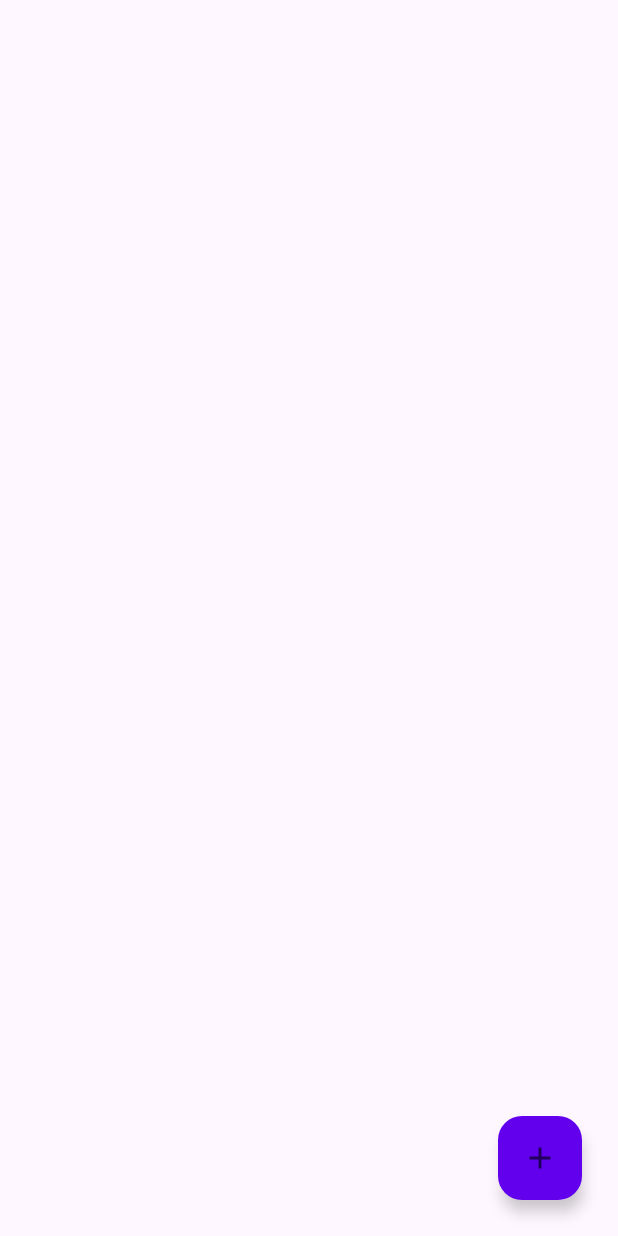
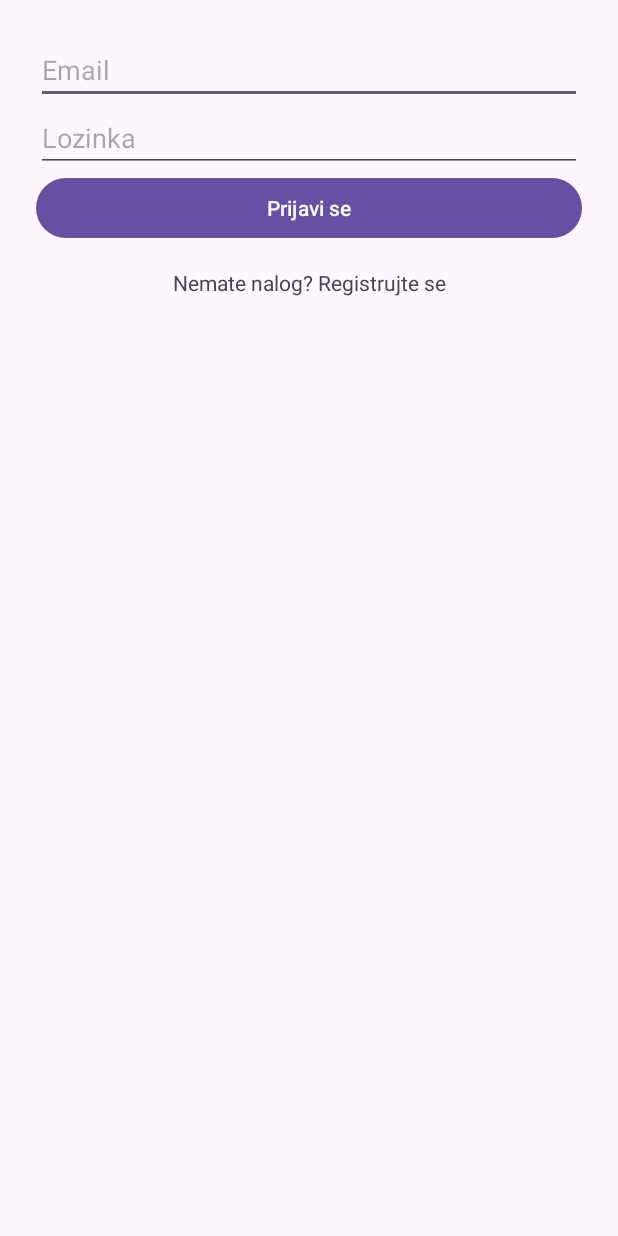
Before and after one commit to maricarijana/e2-ma-tim28-2025, an Android app: the screen it shows after launch (MainActivity before the commit, AuthActivity after it), on a phone screen of 412 x 824 dp. Run offline under Robolectric (Android 15) with nearby library versions, the light colour scheme and no system bars; our stand-ins replace Firebase (no records; nobody signed in at launch, a user with empty details on screens opened directly).

Commit message:
Added login and registration

```diff
--- a/app/src/main/AndroidManifest.xml
+++ b/app/src/main/AndroidManifest.xml
@@ -11,8 +11,9 @@
         android:roundIcon="@mipmap/ic_launcher_round"
         android:supportsRtl="true"
         android:theme="@style/Theme.TeamGame28">
+        <activity android:name=".activities.AuthActivity" />
         <activity
-            android:name=".MainActivity"
+            android:name=".activities.MainActivity"
             android:exported="true">
             <intent-filter>
                 <action android:name="android.intent.action.MAIN" />
--- a/app/src/main/java/com/example/teamgame28/MainActivity.java
+++ /dev/null
@@ -1,48 +0,0 @@
-package com.example.teamgame28;
-
-import android.os.Bundle;
-import android.util.Log;
-
-import androidx.activity.EdgeToEdge;
-import androidx.appcompat.app.AppCompatActivity;
-import androidx.core.graphics.Insets;
-import androidx.core.view.ViewCompat;
-import androidx.core.view.WindowInsetsCompat;
-
-import com.example.teamgame28.fragments.CreateTaskFragment;
-import com.example.teamgame28.fragments.TaskListFragment;
-import com.example.teamgame28.model.Task;
-import com.example.teamgame28.model.TaskCategory;
-import com.example.teamgame28.model.TaskStatus;
-import com.example.teamgame28.repository.TaskCategoryRepository;
-import com.example.teamgame28.repository.TaskRepository;
-import com.google.android.material.floatingactionbutton.FloatingActionButton;
-
-import java.util.Date;
-
-public class MainActivity extends AppCompatActivity {
-
-    @Override
-    protected void onCreate(Bundle savedInstanceState) {
-        super.onCreate(savedInstanceState);
-        setContentView(R.layout.activity_main);
-
-        // 🔹 Prikaži listu zadataka pri pokretanju
-        if (savedInstanceState == null) {
-            getSupportFragmentManager()
-                    .beginTransaction()
-                    .replace(R.id.fragment_container, new TaskListFragment())
-                    .commit();
-        }
-
-        // 🔹 Na klik FAB-a otvori formu za kreiranje zadatka
-        FloatingActionButton fab = findViewById(R.id.fab_add_task);
-        fab.setOnClickListener(v -> {
-            getSupportFragmentManager()
-                    .beginTransaction()
-                    .replace(R.id.fragment_container, new CreateTaskFragment())
-                    .addToBackStack(null)
-                    .commit();
-        });
-    }
-}
--- /dev/null
+++ b/app/src/main/java/com/example/teamgame28/activities/AuthActivity.java
@@ -0,0 +1,22 @@
+package com.example.teamgame28.activities;
+
+import android.os.Bundle;
+import androidx.appcompat.app.AppCompatActivity;
+import com.example.teamgame28.R;
+import com.example.teamgame28.fragments.LoginFragment;
+
+public class AuthActivity extends AppCompatActivity {
+
+    @Override
+    protected void onCreate(Bundle savedInstanceState) {
+        super.onCreate(savedInstanceState);
+        setContentView(R.layout.activity_auth);
+
+        if (savedInstanceState == null) {
+            getSupportFragmentManager()
+                    .beginTransaction()
+                    .replace(R.id.auth_fragment_container, new LoginFragment())
+                    .commit();
+        }
+    }
+}
--- /dev/null
+++ b/app/src/main/java/com/example/teamgame28/activities/MainActivity.java
@@ -0,0 +1,84 @@
+package com.example.teamgame28.activities;
+
+import android.content.Intent;
+import android.os.Bundle;
+import android.view.Menu;
+import android.view.MenuItem;
+import android.widget.Toast;
+
+import androidx.annotation.NonNull;
+import androidx.appcompat.app.AppCompatActivity;
+
+import com.example.teamgame28.R;
+import com.example.teamgame28.fragments.CreateTaskFragment;
+import com.example.teamgame28.fragments.TaskListFragment;
+import com.example.teamgame28.service.UserService;
+import com.google.android.material.floatingactionbutton.FloatingActionButton;
+import com.google.firebase.auth.FirebaseAuth;
+import com.google.firebase.auth.FirebaseUser;
+import androidx.appcompat.widget.Toolbar;
+public class MainActivity extends AppCompatActivity {
+    private FirebaseAuth auth;
+
+    @Override
+    protected void onCreate(Bundle savedInstanceState) {
+        super.onCreate(savedInstanceState);
+        setContentView(R.layout.activity_main);
+
+        Toolbar toolbar = findViewById(R.id.topAppBar);
+        setSupportActionBar(toolbar);
+
+        auth = FirebaseAuth.getInstance();
+        FirebaseUser currentUser = auth.getCurrentUser();
+
+        if (currentUser== null) {
+            startActivity(new Intent(this, AuthActivity.class));
+            finish();
+            return;
+        }
+        // 🔹 Prikaži listu zadataka pri pokretanju
+        if (savedInstanceState == null) {
+            getSupportFragmentManager()
+                    .beginTransaction()
+                    .replace(R.id.fragment_container, new TaskListFragment())
+                    .commit();
+        }
+
+        // 🔹 Na klik FAB-a otvori formu za kreiranje zadatka
+        FloatingActionButton fab = findViewById(R.id.fab_add_task);
+        fab.setOnClickListener(v -> {
+            getSupportFragmentManager()
+                    .beginTransaction()
+                    .replace(R.id.fragment_container, new CreateTaskFragment())
+                    .addToBackStack(null)
+                    .commit();
+        });
+    }
+    @Override
+    public boolean onCreateOptionsMenu(Menu menu) {
+        getMenuInflater().inflate(R.menu.main_menu, menu);
+        return true;
+    }
+
+    @Override
+    public boolean onOptionsItemSelected(@NonNull MenuItem item) {
+        if (item.getItemId() == R.id.action_logout) {
+            // pozovi UserService koji već koristiš
+            UserService userService = new UserService();
+            userService.logout();
+
+            Toast.makeText(this, "Uspešno ste se odjavili.", Toast.LENGTH_SHORT).show();
+
+            // prebaci korisnika na login ekran
+            Intent intent = new Intent(this, AuthActivity.class);
+            intent.setFlags(Intent.FLAG_ACTIVITY_NEW_TASK | Intent.FLAG_ACTIVITY_CLEAR_TASK);
+            startActivity(intent);
+            finish();
+
+            return true;
+        }
+        return super.onOptionsItemSelected(item);
+    }
+
+
+}
--- /dev/null
+++ b/app/src/main/java/com/example/teamgame28/fragments/LoginFragment.java
@@ -0,0 +1,62 @@
+package com.example.teamgame28.fragments;
+
+import android.content.Intent;
+import android.os.Bundle;
+import android.view.LayoutInflater;
+import android.view.View;
+import android.view.ViewGroup;
+import android.widget.Button;
+import android.widget.EditText;
+import android.widget.TextView;
+import android.widget.Toast;
+
+import androidx.annotation.NonNull;
+import androidx.annotation.Nullable;
+import androidx.fragment.app.Fragment;
+import androidx.lifecycle.ViewModelProvider;
+
+import com.example.teamgame28.R;
+import com.example.teamgame28.activities.MainActivity;
+import com.example.teamgame28.viewmodels.UserViewModel;
+
+public class LoginFragment extends Fragment {
+
+    private UserViewModel userViewModel;
+
+    @Nullable
+    @Override
+    public View onCreateView(@NonNull LayoutInflater inflater, @Nullable ViewGroup container,
+                             @Nullable Bundle savedInstanceState) {
+        View view = inflater.inflate(R.layout.fragment_login, container, false);
+
+        EditText emailInput = view.findViewById(R.id.editTextEmail);
+        EditText passwordInput = view.findViewById(R.id.editTextPassword);
+        Button loginButton = view.findViewById(R.id.buttonLogin);
+        TextView registerLink = view.findViewById(R.id.textRegister);
+
+        userViewModel = new ViewModelProvider(requireActivity()).get(UserViewModel.class);
+
+        loginButton.setOnClickListener(v -> {
+            String email = emailInput.getText().toString().trim();
+            String password = passwordInput.getText().toString().trim();
+
+            userViewModel.loginUser(email, password)
+                    .addOnSuccessListener(msg -> {
+                        Toast.makeText(getContext(), msg, Toast.LENGTH_SHORT).show();
+                        startActivity(new Intent(getActivity(), MainActivity.class));
+                        requireActivity().finish();
+                    })
+                    .addOnFailureListener(e -> Toast.makeText(getContext(), e.getMessage(), Toast.LENGTH_SHORT).show());
+        });
+
+        registerLink.setOnClickListener(v -> {
+            requireActivity().getSupportFragmentManager()
+                    .beginTransaction()
+                    .replace(R.id.auth_fragment_container, new RegisterFragment())
+                    .addToBackStack(null)
+                    .commit();
+        });
+
+        return view;
+    }
+}
--- /dev/null
+++ b/app/src/main/res/layout/activity_auth.xml
@@ -0,0 +1,4 @@
+<FrameLayout xmlns:android="http://schemas.android.com/apk/res/android"
+    android:id="@+id/auth_fragment_container"
+    android:layout_width="match_parent"
+    android:layout_height="match_parent" />
--- /dev/null
+++ b/app/src/main/res/layout/fragment_login.xml
@@ -0,0 +1,34 @@
+<LinearLayout xmlns:android="http://schemas.android.com/apk/res/android"
+    android:orientation="vertical"
+    android:padding="24dp"
+    android:layout_width="match_parent"
+    android:layout_height="match_parent">
+
+    <EditText
+        android:id="@+id/editTextEmail"
+        android:hint="Email"
+        android:layout_width="match_parent"
+        android:layout_height="wrap_content" />
+
+    <EditText
+        android:id="@+id/editTextPassword"
+        android:hint="Lozinka"
+        android:inputType="textPassword"
+        android:layout_width="match_parent"
+        android:layout_height="wrap_content" />
+
+    <Button
+        android:id="@+id/buttonLogin"
+        android:text="Prijavi se"
+        android:layout_width="match_parent"
+        android:layout_height="wrap_content" />
+
+    <TextView
+        android:id="@+id/textRegister"
+        android:text="Nemate nalog? Registrujte se"
+        android:textAlignment="center"
+        android:layout_width="match_parent"
+        android:layout_height="wrap_content"
+        android:paddingTop="16dp" />
+
+</LinearLayout>
--- /dev/null
+++ b/app/src/main/res/menu/main_menu.xml
@@ -0,0 +1,7 @@
+<menu xmlns:android="http://schemas.android.com/apk/res/android"
+    xmlns:app="http://schemas.android.com/apk/res-auto">
+    <item
+        android:id="@+id/action_logout"
+        android:title="Odjavi se"
+        app:showAsAction="ifRoom|withText" />
+</menu>
--- a/gradle/libs.versions.toml
+++ b/gradle/libs.versions.toml
@@ -11,6 +11,7 @@ room = "2.6.1"
 firebaseDatabase = "20.3.0"
 firebaseFirestore = "25.0.0"
 googleServices = "4.4.2"
+firebaseAuth = "24.0.1"
 
 [libraries]
 junit = { group = "junit", name = "junit", version.ref = "junit" }
@@ -24,8 +25,9 @@ constraintlayout = { group = "androidx.constraintlayout", name = "constraintlayo
 room-runtime = { group = "androidx.room", name = "room-runtime", version.ref = "room" }
 room-compiler = { group = "androidx.room", name = "room-compiler", version.ref = "room" }
 
-firebase-database = { group = "com.google.firebase", name = "firebase-database", version.ref = "firebaseDatabase" }
-firebase-firestore = { group = "com.google.firebase", name = "firebase-firestore", version.ref = "firebaseFirestore" }
+firebase-database = { group = "com.google.firebase", name = "firebase-database" }
+firebase-firestore = { group = "com.google.firebase", name = "firebase-firestore" }
+firebase-auth = { group = "com.google.firebase", name = "firebase-auth" }
 [plugins]
 android-application = { id = "com.android.application", version.ref = "agp" }
 google-services = { id = "com.google.gms.google-services", version.ref = "googleServices" }
```
Also changed, not shown: app/build.gradle (+5 -2 lines), app/src/main/java/com/example/teamgame28/fragments/RegisterFragment.java (added, +67 -0 lines), app/src/main/java/com/example/teamgame28/model/User.java (added, +41 -0 lines), app/src/main/java/com/example/teamgame28/repository/UserRepository.java (added, +105 -0 lines), app/src/main/java/com/example/teamgame28/service/UserService.java (added, +77 -0 lines), app/src/main/java/com/example/teamgame28/viewmodels/UserViewModel.java (added, +68 -0 lines), app/src/main/res/layout/activity_main.xml (+13 -3 lines), app/src/main/res/layout/fragment_register.xml (added, +60 -0 lines).
